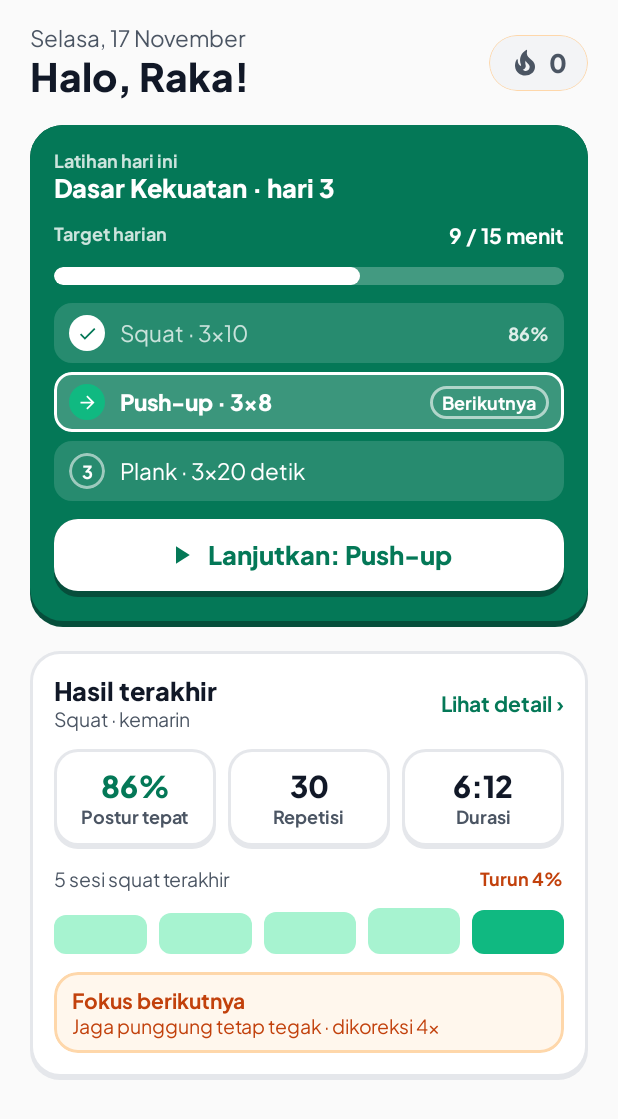
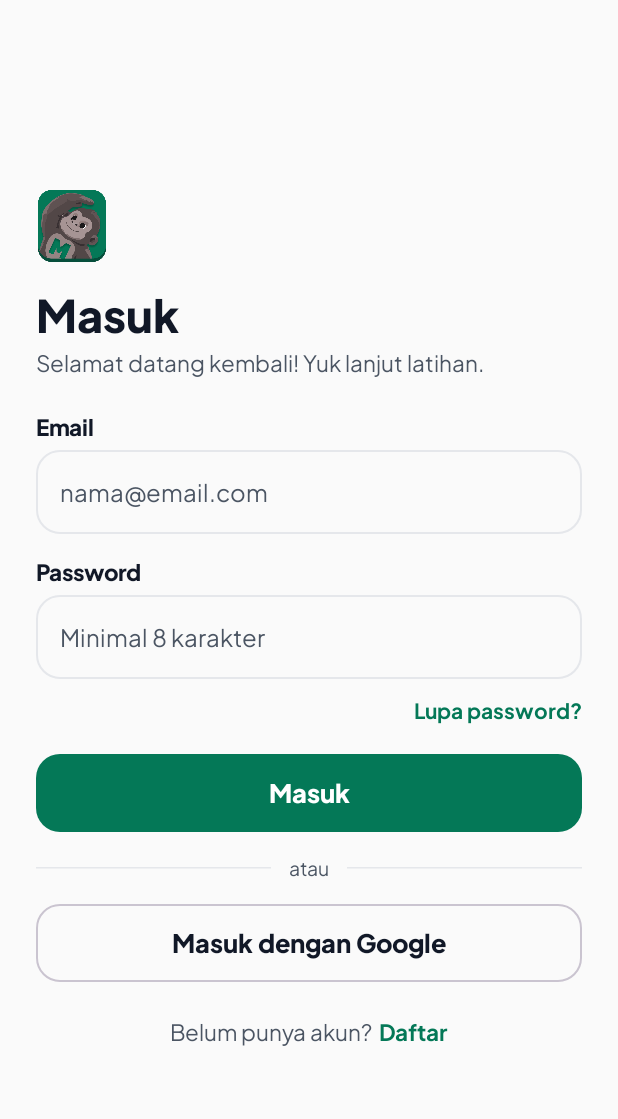
Before and after one commit to christiannathaniel365/MOVIT, an Android app built with Jetpack Compose: the screen it shows after launch (MainActivity), on a phone screen of 412 x 824 dp. Shown: the top 1119 px of the screen. Run offline under Robolectric (Android 15) with nearby library versions, the phone set to English and light mode, and no system bars.

Commit message:
done login,forgot, and register

```diff
--- a/app/build.gradle.kts
+++ b/app/build.gradle.kts
@@ -49,6 +49,8 @@ dependencies {
     implementation(libs.androidx.compose.ui.tooling.preview)
     implementation(libs.androidx.core.ktx)
     implementation(libs.androidx.lifecycle.runtime.ktx)
+    implementation(libs.androidx.material3)
+    implementation(libs.androidx.ui)
     testImplementation(libs.junit)
     androidTestImplementation(platform(libs.androidx.compose.bom))
     androidTestImplementation(libs.androidx.compose.ui.test.junit4)
--- a/app/src/main/java/com/example/movit/MainActivity.kt
+++ b/app/src/main/java/com/example/movit/MainActivity.kt
@@ -8,9 +8,19 @@ import androidx.compose.runtime.getValue
 import androidx.compose.runtime.mutableStateOf
 import androidx.compose.runtime.remember
 import androidx.compose.runtime.setValue
-import com.example.movit.ui.home.HomeScreen
+import com.example.movit.ui.auth.ForgotPasswordPage
+import com.example.movit.ui.auth.LoginPage
+import com.example.movit.ui.auth.RegisterPage
+import com.example.movit.ui.main.MainScreen
 import com.example.movit.ui.splash.SplashScreen
 import com.example.movit.ui.theme.MovitTheme
+
+enum class Screen {
+    SPLASH,
+    LOGIN,
+    FORGOT,
+    REGISTER,
+}
 
 class MainActivity : ComponentActivity() {
     override fun onCreate(savedInstanceState: Bundle?) {
@@ -18,13 +28,37 @@ class MainActivity : ComponentActivity() {
         enableEdgeToEdge()
         setContent {
             MovitTheme {
-                // true = masih di Splash, false = Splash selesai
-                var showSplash by remember { mutableStateOf(true) }
+                var currentScreen by remember { mutableStateOf(Screen.SPLASH) }
 
-                if (showSplash) {
-                    SplashScreen(onFinished = { showSplash = false })
-                } else {
-                    HomeScreen()
+                when (currentScreen) {
+
+                    // Splash → (selesai) → Login
+                    Screen.SPLASH -> SplashScreen(
+                        onFinished = { currentScreen = Screen.LOGIN }
+                    )
+
+                    // Login → "Lupa password?" → Forgot
+                    // Login → "Daftar" → Register
+                    Screen.LOGIN -> LoginPage(
+                        onForgotClick = { currentScreen = Screen.FORGOT },
+                        onRegisterClick = { currentScreen = Screen.REGISTER },
+                        onLoginClick = { email, password -> },
+                        onGoogleClick = { },
+                    )
+
+                    // Forgot → "kembali" / "Masuk" → Login
+                    Screen.FORGOT -> ForgotPasswordPage(
+                        onBackClick = { currentScreen = Screen.LOGIN },
+                        onLoginClick = { currentScreen = Screen.LOGIN },
+                        onSendLinkClick = { email -> },
+                    )
+
+                    // Register → "Masuk" → Login
+                    Screen.REGISTER -> RegisterPage(
+                        onLoginClick = { currentScreen = Screen.LOGIN },
+                        onSubmitClick = { nickname, email, password -> },
+                    )
+                    Screen.REGISTER -> TODO()
                 }
             }
         }
--- /dev/null
+++ b/app/src/main/java/com/example/movit/ui/auth/loginpage.kt
@@ -0,0 +1,210 @@
+package com.example.movit.ui.auth
+
+import androidx.compose.foundation.Image
+import androidx.compose.foundation.clickable
+import androidx.compose.foundation.layout.Arrangement
+import androidx.compose.foundation.layout.Column
+import androidx.compose.foundation.layout.Row
+import androidx.compose.foundation.layout.Spacer
+import androidx.compose.foundation.layout.fillMaxSize
+import androidx.compose.foundation.layout.fillMaxWidth
+import androidx.compose.foundation.layout.height
+import androidx.compose.foundation.layout.padding
+import androidx.compose.foundation.layout.size
+import androidx.compose.foundation.text.KeyboardOptions
+import androidx.compose.material3.Button
+import androidx.compose.material3.ButtonDefaults
+import androidx.compose.material3.HorizontalDivider
+import androidx.compose.material3.MaterialTheme
+import androidx.compose.material3.OutlinedButton
+import androidx.compose.material3.OutlinedTextField
+import androidx.compose.material3.Text
+import androidx.compose.runtime.Composable
+import androidx.compose.runtime.getValue
+import androidx.compose.runtime.mutableStateOf
+import androidx.compose.runtime.remember
+import androidx.compose.runtime.setValue
+import androidx.compose.ui.Alignment
+import androidx.compose.ui.Modifier
+import androidx.compose.ui.layout.ContentScale
+import androidx.compose.ui.res.painterResource
+import androidx.compose.ui.text.font.FontWeight
+import androidx.compose.ui.text.input.KeyboardType
+import androidx.compose.ui.text.input.PasswordVisualTransformation
+import androidx.compose.ui.tooling.preview.Preview
+import androidx.compose.ui.unit.dp
+import com.example.movit.R
+import com.example.movit.ui.theme.MovitStrings
+import com.example.movit.ui.theme.MovitTheme
+
+@Composable
+fun LoginPage(
+    onLoginClick: (email: String, password: String) -> Unit = { _, _ -> },
+    onForgotClick: () -> Unit = {},
+    onGoogleClick: () -> Unit = {},
+    onRegisterClick: () -> Unit = {},
+) {
+    var email by remember { mutableStateOf("") }
+    var password by remember { mutableStateOf("") }
+    val colors = MovitTheme.colors
+
+    Column(
+        modifier = Modifier
+            .fillMaxSize()
+            .padding(horizontal = 24.dp),
+        verticalArrangement = Arrangement.Center,
+    ) {
+        // --- LOGO ---
+        Image(
+            painter = painterResource(R.drawable.greenmovit),
+            contentDescription = MovitStrings.Splash.logoDesc,
+            contentScale = ContentScale.Fit,
+            modifier = Modifier.size(48.dp),
+        )
+
+        Spacer(Modifier.height(16.dp))
+
+        // --- JUDUL "Masuk" ---
+        Text(
+            text = MovitStrings.Common.login,
+            style = MaterialTheme.typography.headlineLarge,
+            color = colors.text,
+        )
+
+        Spacer(Modifier.height(4.dp))
+
+        // --- SUBTITLE ---
+        Text(
+            text = MovitStrings.Login.subtitle,
+            style = MaterialTheme.typography.bodyMedium,
+            color = colors.muted,
+        )
+
+        Spacer(Modifier.height(24.dp))
+
+        // --- LABEL + INPUT EMAIL ---
+        Text(
+            text = MovitStrings.Common.email,
+            style = MaterialTheme.typography.titleSmall,
+            color = colors.text,
+            modifier = Modifier.padding(bottom = 6.dp),
+        )
+        OutlinedTextField(
+            value = email,
+            onValueChange = { email = it },
+            placeholder = { Text(MovitStrings.Common.emailHint) },
+            singleLine = true,
+            keyboardOptions = KeyboardOptions(keyboardType = KeyboardType.Email),
+            shape = MaterialTheme.shapes.medium,
+            modifier = Modifier.fillMaxWidth(),
+        )
+
+        Spacer(Modifier.height(16.dp))
+
+        // --- LABEL + INPUT PASSWORD ---
+        Text(
+            text = MovitStrings.Common.password,
+            style = MaterialTheme.typography.titleSmall,
+            color = colors.text,
+            modifier = Modifier.padding(bottom = 6.dp),
+        )
+        OutlinedTextField(
+            value = password,
+            onValueChange = { password = it },
+            placeholder = { Text(MovitStrings.Common.passwordHint) },
+            singleLine = true,
+            visualTransformation = PasswordVisualTransformation(),
+            keyboardOptions = KeyboardOptions(keyboardType = KeyboardType.Password),
+            shape = MaterialTheme.shapes.medium,
+            modifier = Modifier.fillMaxWidth(),
+        )
+
+        Spacer(Modifier.height(12.dp))
+
+        // --- LINK "Lupa password?" (rata kanan) ---
+        Text(
+            text = MovitStrings.Login.forgotPassword,
+            style = MaterialTheme.typography.labelMedium,
+            color = colors.accent,
+            modifier = Modifier
+                .align(Alignment.End)
+                .clickable { onForgotClick() },
+        )
+
+        Spacer(Modifier.height(20.dp))
+
+        // --- TOMBOL "Masuk" ---
+        Button(
+            onClick = { onLoginClick(email, password) },
+            shape = MaterialTheme.shapes.medium,
+            colors = ButtonDefaults.buttonColors(
+                containerColor = MaterialTheme.colorScheme.primary,
+                contentColor = MaterialTheme.colorScheme.onPrimary,
+            ),
+            modifier = Modifier
+                .fillMaxWidth()
+                .height(52.dp),
+        ) {
+            Text(
+                text = MovitStrings.Common.login,
+                style = MaterialTheme.typography.titleMedium,
+            )
+        }
+
+        Spacer(Modifier.height(16.dp))
+
+        // --- PEMISAH "atau" ---
+        Row(
+            verticalAlignment = Alignment.CenterVertically,
+            modifier = Modifier.fillMaxWidth(),
+        ) {
+            HorizontalDivider(modifier = Modifier.weight(1f), color = colors.border)
+            Text(
+                text = MovitStrings.Common.or,
+                style = MaterialTheme.typography.bodySmall,
+                color = colors.muted,
+                modifier = Modifier.padding(horizontal = 12.dp),
+            )
+            HorizontalDivider(modifier = Modifier.weight(1f), color = colors.border)
+        }
+
+        Spacer(Modifier.height(16.dp))
+
+        // --- TOMBOL "Masuk dengan Google" ---
+        OutlinedButton(
+            onClick = onGoogleClick,
+            shape = MaterialTheme.shapes.medium,
+            modifier = Modifier
+                .fillMaxWidth()
+                .height(52.dp),
+        ) {
+            Text(
+                text = MovitStrings.Login.withGoogle,
+                style = MaterialTheme.typography.titleMedium,
+                color = colors.text,
+            )
+        }
+
+        Spacer(Modifier.height(24.dp))
+
+        // --- "Belum punya akun? Daftar" ---
+        Row(
+            horizontalArrangement = Arrangement.Center,
+            modifier = Modifier.fillMaxWidth(),
+        ) {
+            Text(
+                text = MovitStrings.Login.noAccount,
+                style = MaterialTheme.typography.bodyMedium,
+                color = colors.muted,
+            )
+            Spacer(Modifier.size(4.dp))
+            Text(
+                text = MovitStrings.Common.register,
+                style = MaterialTheme.typography.bodyMedium,
+                color = colors.accent,
+                fontWeight = FontWeight.Bold,
+                modifier = Modifier.clickable { onRegisterClick() },
+            )
+        }
+    }
+}
--- a/app/src/main/java/com/example/movit/ui/theme/string.kt
+++ b/app/src/main/java/com/example/movit/ui/theme/string.kt
@@ -74,7 +74,7 @@ object MovitStrings {
     // ===== 04 DAFTAR =====
     object Register {
         const val title = "Buat akun"
-        const val subtitle = "Gratis, cuma butuh satu menit."
+        const val subtitle = "Siapkan akunmu untuk mulai berlatih."
         const val nickname = "Nama panggilan"
         const val nicknameHint = "Contoh: Raka"
         const val passwordHelp = "Gunakan kombinasi huruf dan angka."
--- a/gradle/libs.versions.toml
+++ b/gradle/libs.versions.toml
@@ -8,6 +8,8 @@ lifecycleRuntimeKtx = "2.11.0"
 activityCompose = "1.13.0"
 kotlin = "2.2.10"
 composeBom = "2026.02.01"
+material3 = "1.4.0"
+ui = "1.12.1"
 
 [libraries]
 androidx-core-ktx = { group = "androidx.core", name = "core-ktx", version.ref = "coreKtx" }
@@ -24,6 +26,8 @@ androidx-compose-ui-tooling-preview = { group = "androidx.compose.ui", name = "u
 androidx-compose-ui-test-manifest = { group = "androidx.compose.ui", name = "ui-test-manifest" }
 androidx-compose-ui-test-junit4 = { group = "androidx.compose.ui", name = "ui-test-junit4" }
 androidx-compose-material3 = { group = "androidx.compose.material3", name = "material3" }
+androidx-material3 = { group = "androidx.compose.material3", name = "material3", version.ref = "material3" }
+androidx-ui = { group = "androidx.compose.ui", name = "ui", version.ref = "ui" }
 
 [plugins]
 android-application = { id = "com.android.application", version.ref = "agp" }
```
Also changed, not shown: app/src/main/java/com/example/movit/ui/auth/forgotpassword.kt (added, +151 -0 lines), app/src/main/java/com/example/movit/ui/auth/registerpage.kt (added, +193 -0 lines), app/src/main/res/drawable/greenmovit.png (added).
